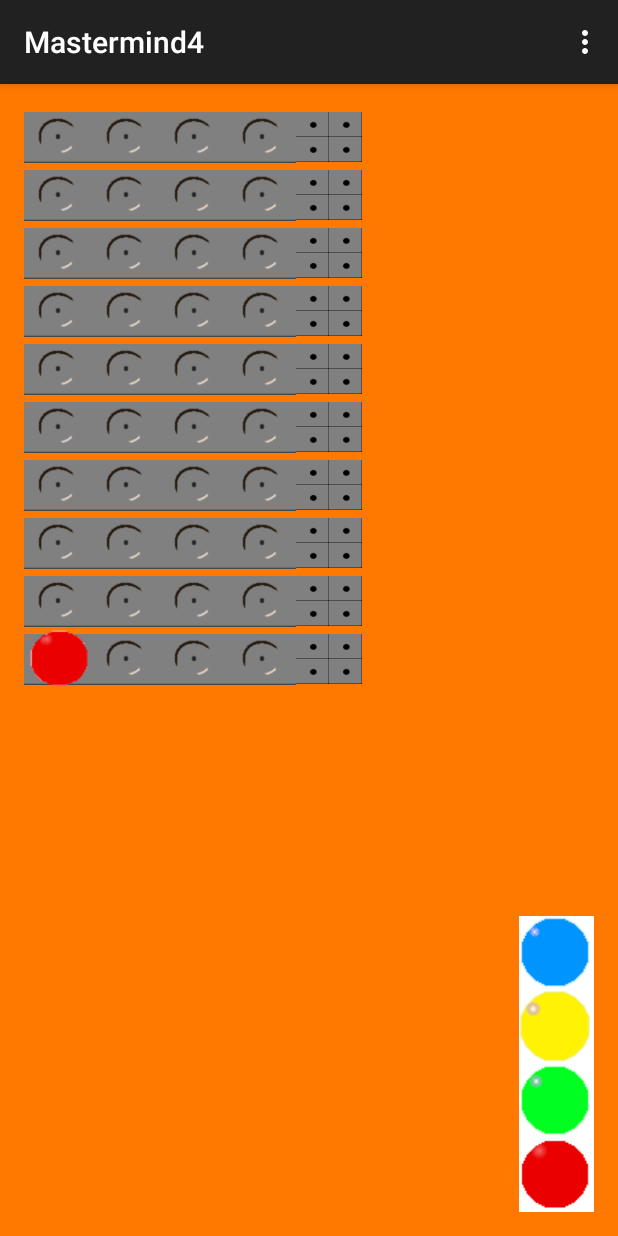
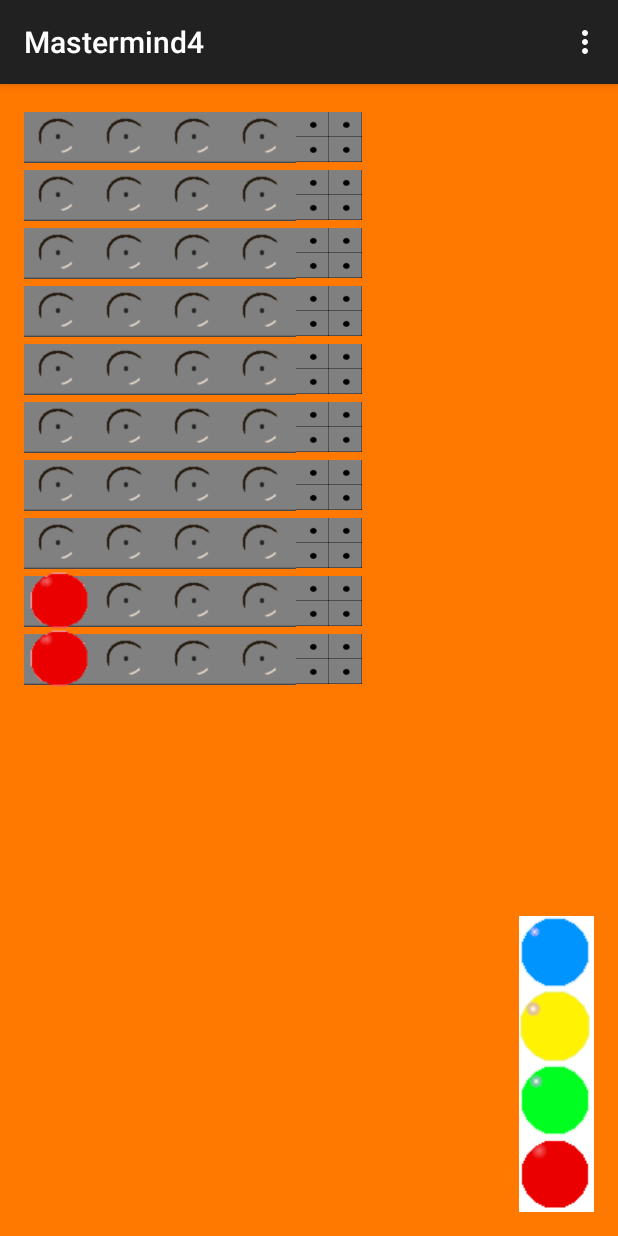
Before and after one commit to StephenShanahan/Mastermind, an Android app: the screen it shows after launch (MainActivity), after a tap on an icon or button, on a phone screen of 412 x 824 dp. Run offline under Robolectric (Android 15) with nearby library versions, the phone set to English and light mode, and no system bars.

Commit message:
Firs loop attempt

```diff
--- a/app/src/main/java/com/example/sshan/mastermind4/MainActivity.java
+++ b/app/src/main/java/com/example/sshan/mastermind4/MainActivity.java
@@ -6,6 +6,7 @@ import android.view.Menu;
 import android.view.MenuItem;
 import android.view.View;
 import android.view.ViewGroup;
+import android.widget.Button;
 import android.widget.Gallery;
 import android.widget.ImageButton;
 import android.widget.ImageView;
@@ -62,7 +63,8 @@ public class MainActivity extends AppCompatActivity {
 
         //adds source image to blank imageview on click
         ImageView imgBus;
-        imgBus = (ImageView) findViewById(R.id.testimg2);
+        //imgBus = (ImageView) findViewById(R.id.testimg2);
+        imgBus = (ImageView) findViewById(R.id.pegimage22);
         imgBus.setImageResource(R.drawable.blue_peg2_nobg);
 
       /*  ImageView image = new ImageView(this);
@@ -82,10 +84,21 @@ public class MainActivity extends AppCompatActivity {
     {
 
         //adds source image to blank imageview on click
-        ImageView imgBus;
-        imgBus = (ImageView) findViewById(R.id.testimg1);
-        imgBus.setImageResource(R.drawable.red_peg_nobg);
-
+        ImageButton imgBus;
+        String buttonID;
+       // imgBus = (ImageView) findViewById(R.id.testimg1);
+        //imgBus = (ImageView) findViewById(R.id.pegimage21);
+        for( int x=0;x<2;x++) {
+            if(x == 0) {
+                 buttonID = "pegimage21";
+            }
+            else{
+                buttonID = "testimg1";
+            }
+            int resID = getResources().getIdentifier(buttonID, "id", getPackageName());
+            imgBus = ((ImageButton) findViewById(resID));
+            imgBus.setImageResource(R.drawable.red_peg_nobg);
+        }
       /*  ImageView image = new ImageView(this);
         image.setImageResource(R.drawable.blue_peg2);
         RelativeLayout rl = (RelativeLayout) findViewById(R.id.gameRow1);
@@ -104,7 +117,8 @@ public class MainActivity extends AppCompatActivity {
 
         //adds source image to blank imageview on click
         ImageView imgBus;
-        imgBus = (ImageView) findViewById(R.id.testimg3);
+        //imgBus = (ImageView) findViewById(R.id.testimg3);
+        imgBus = (ImageView) findViewById(R.id.pegimage23);
         imgBus.setImageResource(R.drawable.green_peg2_nobg);
 
       /*  ImageView image = new ImageView(this);
@@ -125,7 +139,8 @@ public class MainActivity extends AppCompatActivity {
 
         //adds source image to blank imageview on click
         ImageView imgBus;
-        imgBus = (ImageView) findViewById(R.id.testimg4);
+        //imgBus = (ImageView) findViewById(R.id.testimg4);
+        imgBus = (ImageView) findViewById(R.id.pegimage24);
         imgBus.setImageResource(R.drawable.yellow_peg2_nobg);
 
       /*  ImageView image = new ImageView(this);
--- a/app/src/main/res/layout/activity_main.xml
+++ b/app/src/main/res/layout/activity_main.xml
@@ -774,6 +774,43 @@
                 android:layout_alignTop="@+id/pin23"
                 android:layout_toRightOf="@+id/pin23"
                 android:layout_toEndOf="@+id/pin23" />
+
+            <ImageButton
+                android:layout_width="wrap_content"
+                android:layout_height="wrap_content"
+                android:id="@+id/pegimage21"
+                android:background="@android:color/transparent"
+                android:layout_centerVertical="true"
+                android:layout_toLeftOf="@+id/peg22"
+                android:layout_toStartOf="@+id/peg22" />
+
+            <ImageButton
+                android:layout_width="wrap_content"
+                android:layout_height="wrap_content"
+                android:id="@+id/pegimage22"
+                android:background="@android:color/transparent"
+                android:layout_centerVertical="true"
+                android:layout_toLeftOf="@+id/peg23"
+                android:layout_toStartOf="@+id/peg23" />
+
+
+            <ImageButton
+                android:layout_width="wrap_content"
+                android:layout_height="wrap_content"
+                android:id="@+id/pegimage23"
+                android:background="@android:color/transparent"
+                android:layout_centerVertical="true"
+                android:layout_toLeftOf="@+id/peg24"
+                android:layout_toStartOf="@+id/peg24" />
+
+            <ImageButton
+                android:layout_width="wrap_content"
+                android:layout_height="wrap_content"
+                android:id="@+id/pegimage24"
+                android:background="@android:color/transparent"
+                android:layout_centerVertical="true"
+                android:layout_toLeftOf="@+id/pin21"
+                android:layout_toStartOf="@+id/pin21" />
         </RelativeLayout>
 
         <RelativeLayout
```
